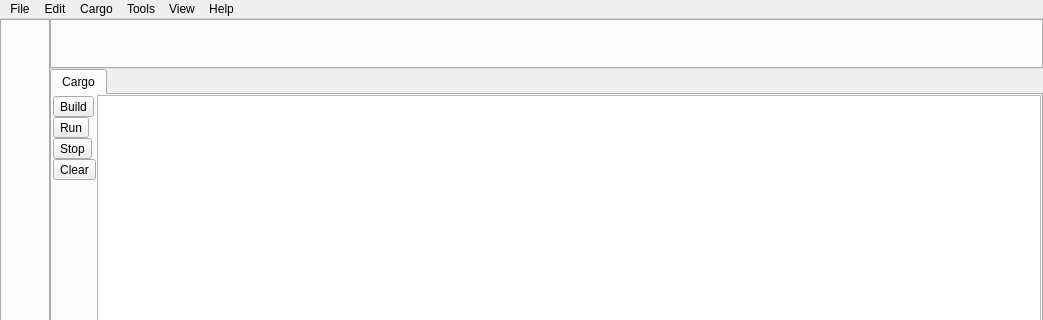
krre/afterglow, file Source/UI/MainWindow.ui: the form before one commit; both pictures show x 0 to 1043 and y 0 to 320 of the 1043 by 621 pixel window.
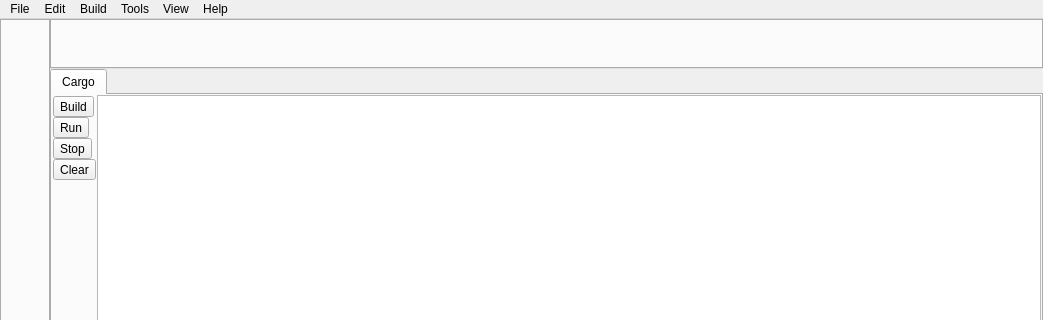
The form after the commit.

Commit message: Rename Cargo menu to Build

```diff
--- a/Source/UI/MainWindow.ui
+++ b/Source/UI/MainWindow.ui
@@ -316,9 +316,9 @@
     <addaction name="actionShowSidebar"/>
     <addaction name="actionShowOutput"/>
    </widget>
-   <widget class="QMenu" name="menuCargo">
+   <widget class="QMenu" name="menuBuild">
     <property name="title">
-     <string>Cargo</string>
+     <string>Build</string>
     </property>
     <addaction name="actionBuild"/>
     <addaction name="actionRun"/>
@@ -327,7 +327,7 @@
    </widget>
    <addaction name="menuFile"/>
    <addaction name="menuEdit"/>
-   <addaction name="menuCargo"/>
+   <addaction name="menuBuild"/>
    <addaction name="menuTools"/>
    <addaction name="menuView"/>
    <addaction name="menuHelp"/>
```
The commit also changes 1 other file.
